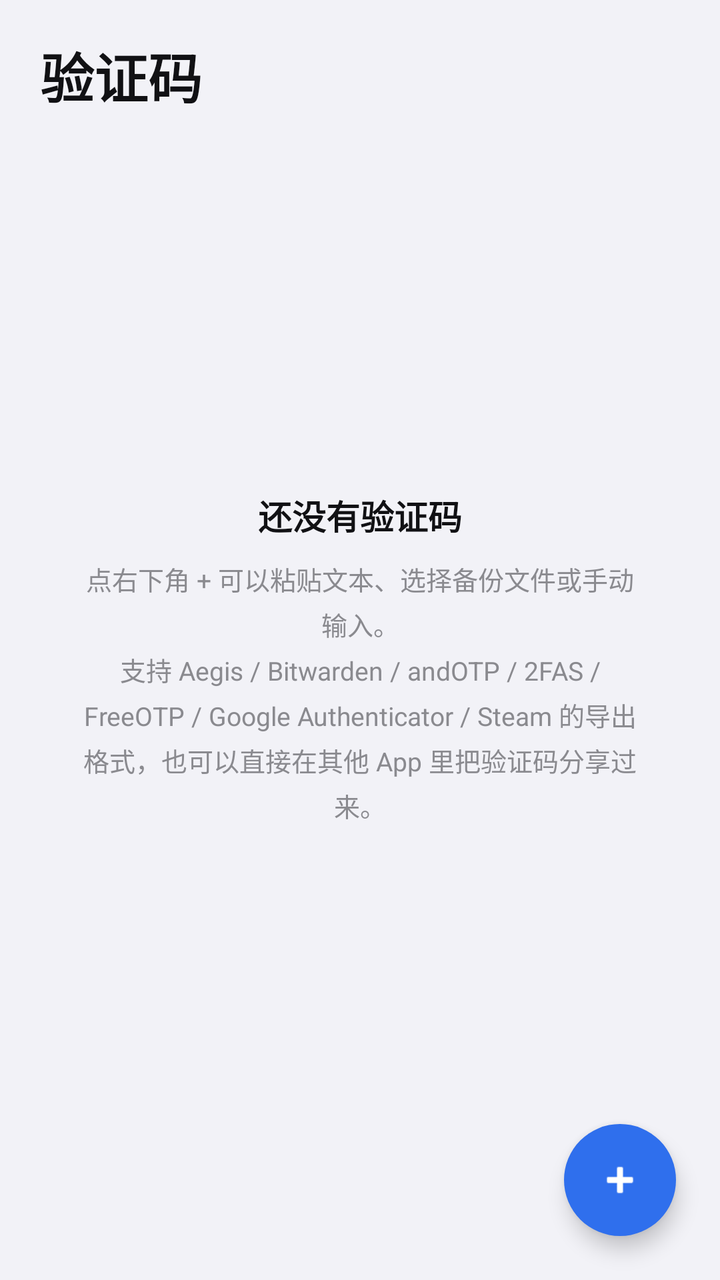
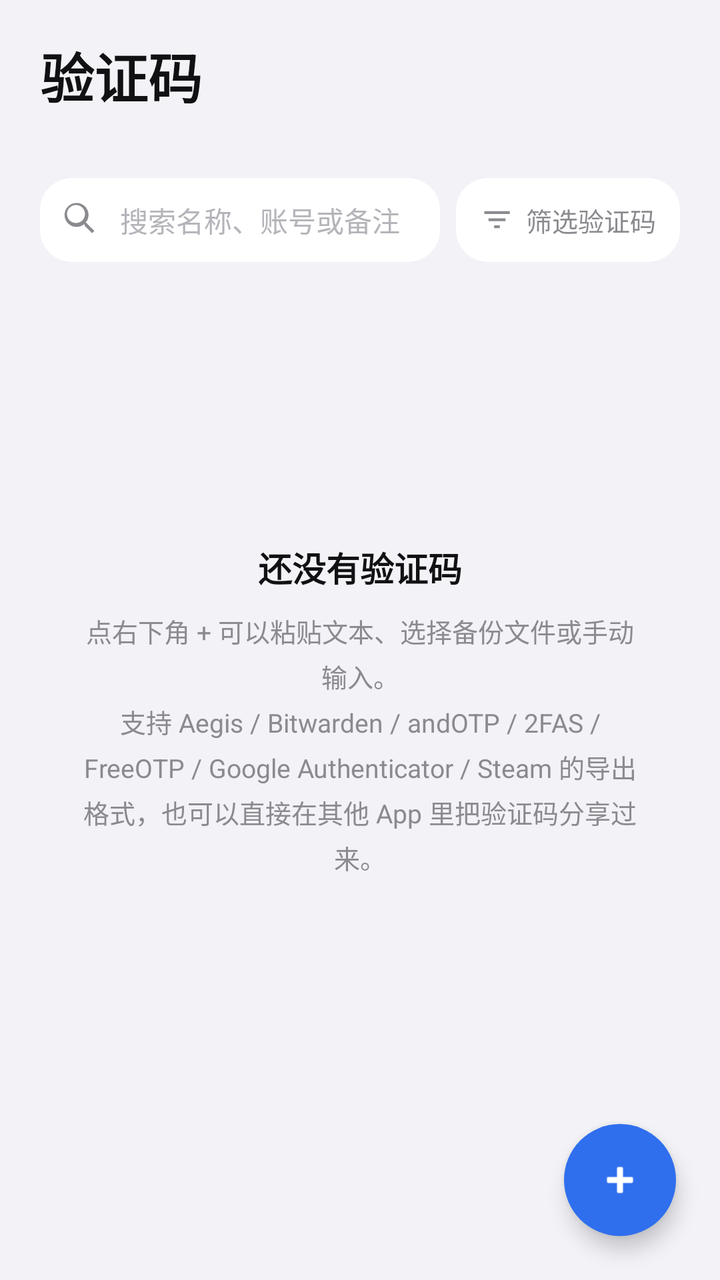

An Android layout rendered at two revisions. The XML below is the earlier revision; the diff shows what the commit changed to produce the second picture.
<!-- AndroidManifest.xml: application theme AppTheme -->
<!-- res/layout/page_codes.xml -->
<?xml version="1.0" encoding="utf-8"?>
<LinearLayout xmlns:android="http://schemas.android.com/apk/res/android"
    xmlns:app="http://schemas.android.com/apk/res-auto"
    android:layout_width="match_parent"
    android:layout_height="match_parent"
    android:orientation="vertical">

    <LinearLayout
        android:layout_width="match_parent"
        android:layout_height="wrap_content"
        android:orientation="vertical"
        android:paddingStart="20dp"
        android:paddingTop="18dp"
        android:paddingEnd="20dp"
        android:paddingBottom="10dp">

        <TextView
            android:layout_width="wrap_content"
            android:layout_height="wrap_content"
            android:text="@string/nav_codes"
            android:textColor="@color/text_primary"
            android:textSize="27sp"
            android:textStyle="bold" />

        <TextView
            android:id="@+id/codes_subtitle"
            android:layout_width="match_parent"
            android:layout_height="wrap_content"
            android:layout_marginTop="4dp"
            android:textColor="@color/text_secondary"
            android:textSize="13sp" />
    </LinearLayout>

    <FrameLayout
        android:layout_width="match_parent"
        android:layout_height="0dp"
        android:layout_weight="1">

        <ListView
            android:id="@+id/list"
            android:layout_width="match_parent"
            android:layout_height="match_parent"
            android:clipToPadding="false"
            android:divider="@null"
            android:dividerHeight="0dp"
            android:paddingStart="14dp"
            android:paddingTop="2dp"
            android:paddingEnd="14dp"
            android:paddingBottom="96dp"
            android:scrollbarStyle="outsideOverlay" />

        <LinearLayout
            android:id="@+id/empty"
            android:layout_width="match_parent"
            android:layout_height="match_parent"
            android:gravity="center"
            android:orientation="vertical"
            android:paddingStart="40dp"
            android:paddingEnd="40dp"
            android:paddingBottom="72dp">

            <TextView
                android:layout_width="wrap_content"
                android:layout_height="wrap_content"
                android:text="@string/empty_title"
                android:textColor="@color/text_primary"
                android:textSize="17sp"
                android:textStyle="bold" />

            <TextView
                android:layout_width="match_parent"
                android:layout_height="wrap_content"
                android:layout_marginTop="10dp"
                android:gravity="center"
                android:lineSpacingExtra="4dp"
                android:text="@string/empty_hint"
                android:textColor="@color/text_secondary"
                android:textSize="13sp" />
        </LinearLayout>

        <com.google.android.material.floatingactionbutton.FloatingActionButton
            android:id="@+id/fab"
            android:layout_width="wrap_content"
            android:layout_height="wrap_content"
            android:layout_gravity="bottom|end"
            android:layout_margin="22dp"
            android:contentDescription="@string/action_add"
            android:src="@android:drawable/ic_input_add"
            app:backgroundTint="@color/accent"
            app:borderWidth="0dp"
            app:elevation="6dp"
            app:tint="@color/on_accent" />
    </FrameLayout>
</LinearLayout>
<!-- resources referenced by this layout -->
<resources>
  <color name="accent">#2F6FED</color>
  <color name="on_accent">#FFFFFF</color>
  <color name="text_primary">#111114</color>
  <color name="text_secondary">#8A8A8F</color>
  <string name="action_add">添加</string>
  <string name="empty_hint">点右下角 + 可以粘贴文本、选择备份文件或手动输入。\n支持 Aegis / Bitwarden / andOTP / 2FAS / FreeOTP / Google Authenticator / Steam 的导出格式，也可以直接在其他 App 里把验证码分享过来。</string>
  <string name="empty_title">还没有验证码</string>
  <string name="nav_codes">验证码</string>
  <style name="AppTheme" parent="Theme.MaterialComponents.DayNight.NoActionBar">
          <item name="colorPrimary">@color/accent</item>
          <item name="colorPrimaryVariant">@color/accent</item>
          <item name="colorOnPrimary">@color/on_accent</item>
          <item name="colorSecondary">@color/accent</item>
          <item name="colorOnSecondary">@color/on_accent</item>
          <item name="android:windowBackground">@color/bg</item>
          <item name="android:statusBarColor">@color/bg</item>
          <item name="android:navigationBarColor">@color/nav_bg</item>
          <item name="android:windowLightStatusBar">@bool/light_system_bars</item>
          <item name="android:windowLightNavigationBar">@bool/light_system_bars</item>
          
          <item name="materialAlertDialogTheme">@style/AppDialog</item>
      </style>
  <color name="bg">#F2F2F7</color>
  <color name="nav_bg">#FFFFFF</color>
  <style name="AppDialog" parent="ThemeOverlay.MaterialComponents.MaterialAlertDialog">
          <item name="colorPrimary">@color/accent</item>
          <item name="shapeAppearanceOverlay">@style/AppDialogShape</item>
      </style>
  <style name="AppDialogShape" parent="">
          <item name="cornerFamily">rounded</item>
          <item name="cornerSize">20dp</item>
      </style>
</resources>

<!-- the commit's change to res/layout/page_codes.xml (unified diff, before → after) -->
@@ -31,6 +31,93 @@
             android:textSize="13sp" />
     </LinearLayout>
 
+    
+    <LinearLayout
+        android:layout_width="match_parent"
+        android:layout_height="wrap_content"
+        android:orientation="horizontal"
+        android:paddingStart="20dp"
+        android:paddingEnd="20dp"
+        android:paddingBottom="10dp">
+
+        <LinearLayout
+            android:layout_width="0dp"
+            android:layout_height="42dp"
+            android:layout_weight="1"
+            android:background="@drawable/card_bg"
+            android:gravity="center_vertical"
+            android:orientation="horizontal"
+            android:paddingStart="12dp"
+            android:paddingEnd="6dp">
+
+            <ImageView
+                android:layout_width="18dp"
+                android:layout_height="18dp"
+                android:contentDescription="@null"
+                android:src="@drawable/ic_search"
+                android:tint="@color/text_secondary" />
+
+            <EditText
+                android:id="@+id/search_input"
+                android:layout_width="0dp"
+                android:layout_height="match_parent"
+                android:layout_weight="1"
+                android:background="@null"
+                android:hint="@string/search_hint"
+                android:imeOptions="actionDone"
+                android:inputType="text"
+                android:maxLines="1"
+                android:paddingStart="10dp"
+                android:paddingEnd="4dp"
+                android:textColor="@color/text_primary"
+                android:textColorHint="@color/text_tertiary"
+                android:textSize="14sp" />
+
+            <ImageView
+                android:id="@+id/search_clear"
+                android:layout_width="30dp"
+                android:layout_height="30dp"
+                android:background="?attr/selectableItemBackgroundBorderless"
+                android:contentDescription="@string/search_clear"
+                android:padding="6dp"
+                android:src="@android:drawable/ic_menu_close_clear_cancel"
+                android:tint="@color/text_secondary"
+                android:visibility="gone" />
+        </LinearLayout>
+
+        <LinearLayout
+            android:id="@+id/filter_button"
+            android:layout_width="wrap_content"
+            android:layout_height="42dp"
+            android:layout_marginStart="8dp"
+            android:background="@drawable/card_bg"
+            android:clickable="true"
+            android:focusable="true"
+            android:gravity="center"
+            android:minWidth="72dp"
+            android:orientation="horizontal"
+            android:paddingStart="12dp"
+            android:paddingEnd="12dp">
+
+            <ImageView
+                android:id="@+id/filter_icon"
+                android:layout_width="17dp"
+                android:layout_height="17dp"
+                android:contentDescription="@null"
+                android:src="@drawable/ic_filter"
+                android:tint="@color/text_secondary" />
+
+            <TextView
+                android:id="@+id/filter_label"
+                android:layout_width="wrap_content"
+                android:layout_height="wrap_content"
+                android:layout_marginStart="6dp"
+                android:text="@string/filter_title"
+                android:textColor="@color/text_secondary"
+                android:textSize="13sp" />
+        </LinearLayout>
+    </LinearLayout>
+
     <FrameLayout
         android:layout_width="match_parent"
         android:layout_height="0dp"
@@ -60,6 +147,7 @@
             android:paddingBottom="72dp">
 
             <TextView
+                android:id="@+id/empty_title"
                 android:layout_width="wrap_content"
                 android:layout_height="wrap_content"
                 android:text="@string/empty_title"
@@ -68,6 +156,7 @@
                 android:textStyle="bold" />
 
             <TextView
+                android:id="@+id/empty_hint"
                 android:layout_width="match_parent"
                 android:layout_height="wrap_content"
                 android:layout_marginTop="10dp"
<!-- resource entries referenced after the edit -->
@@ -4,10 +4,42 @@
   <color name="on_accent">#FFFFFF</color>
   <color name="text_primary">#111114</color>
   <color name="text_secondary">#8A8A8F</color>
+  <color name="text_tertiary">#B4B4BA</color>
+  <!-- drawable card_bg (drawable) -->
+  <?xml version="1.0" encoding="utf-8"?>
+  <shape xmlns:android="http://schemas.android.com/apk/res/android">
+      <solid android:color="@color/card" />
+      <corners android:radius="16dp" />
+  </shape>
+  <!-- drawable ic_filter (drawable) -->
+  <?xml version="1.0" encoding="utf-8"?>
+  <vector xmlns:android="http://schemas.android.com/apk/res/android"
+      android:width="24dp"
+      android:height="24dp"
+      android:viewportWidth="24"
+      android:viewportHeight="24">
+      <path
+          android:fillColor="#FF000000"
+          android:pathData="M10,18h4v-2h-4v2zM3,6v2h18V6H3zM6,13h12v-2H6v2z" />
+  </vector>
+  <!-- drawable ic_search (drawable) -->
+  <?xml version="1.0" encoding="utf-8"?>
+  <vector xmlns:android="http://schemas.android.com/apk/res/android"
+      android:width="24dp"
+      android:height="24dp"
+      android:viewportWidth="24"
+      android:viewportHeight="24">
+      <path
+          android:fillColor="#FF000000"
+          android:pathData="M15.5,14h-0.79l-0.28,-0.27c1.2,-1.4 1.92,-3.17 1.92,-5.11 0,-4.42 -3.58,-8 -8,-8s-8,3.58 -8,8 3.58,8 8,8c1.94,0 3.71,-0.72 5.11,-1.92l0.27,0.28v0.79l5,4.99 1.5,-1.5 -4.99,-5zM8,14c-3.31,0 -6,-2.69 -6,-6s2.69,-6 6,-6 6,2.69 6,6 -2.69,6 -6,6z" />
+  </vector>
   <string name="action_add">添加</string>
   <string name="empty_hint">点右下角 + 可以粘贴文本、选择备份文件或手动输入。\n支持 Aegis / Bitwarden / andOTP / 2FAS / FreeOTP / Google Authenticator / Steam 的导出格式，也可以直接在其他 App 里把验证码分享过来。</string>
   <string name="empty_title">还没有验证码</string>
+  <string name="filter_title">筛选验证码</string>
   <string name="nav_codes">验证码</string>
+  <string name="search_clear">清除搜索</string>
+  <string name="search_hint">搜索名称、账号或备注</string>
   <style name="AppTheme" parent="Theme.MaterialComponents.DayNight.NoActionBar">
           <item name="colorPrimary">@color/accent</item>
           <item name="colorPrimaryVariant">@color/accent</item>
@@ -22,6 +54,7 @@
           
           <item name="materialAlertDialogTheme">@style/AppDialog</item>
       </style>
+  <color name="card">#FFFFFF</color>
   <color name="bg">#F2F2F7</color>
   <color name="nav_bg">#FFFFFF</color>
   <style name="AppDialog" parent="ThemeOverlay.MaterialComponents.MaterialAlertDialog">
